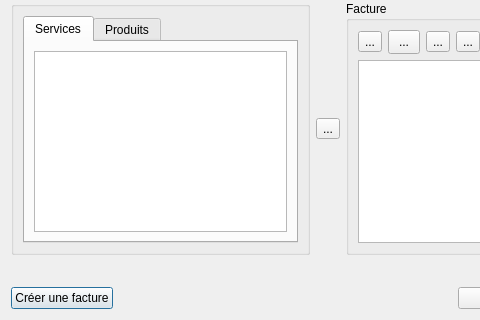
cfdev/mcercle, file src/dialoginvoice.ui: the form before one commit; both pictures show x 0 to 480 and y 164 to 484 of the 635 by 484 pixel window.
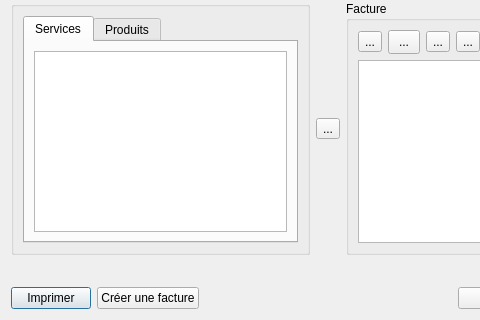
The form after the commit. Icons and pictures are not drawn.

Commit message: Ajout d'un bouton impression sur la dialoginvoice (todo: à prévoir un bouton appliquer les modifs du coup)

The edit to the form file:
```diff
--- a/src/dialoginvoice.ui
+++ b/src/dialoginvoice.ui
@@ -485,6 +485,17 @@
    </item>
    <item>
     <layout class="QHBoxLayout" name="horizontalLayout_button">
+     <item>
+      <widget class="QPushButton" name="pushButton_print">
+       <property name="text">
+        <string>Imprimer</string>
+       </property>
+       <property name="icon">
+        <iconset resource="../ressources.qrc">
+         <normaloff>:/app/print</normaloff>:/app/print</iconset>
+       </property>
+      </widget>
+     </item>
      <item>
       <widget class="QPushButton" name="pushButton_createInv">
        <property name="text">
```
The commit also changes 2 other files.
